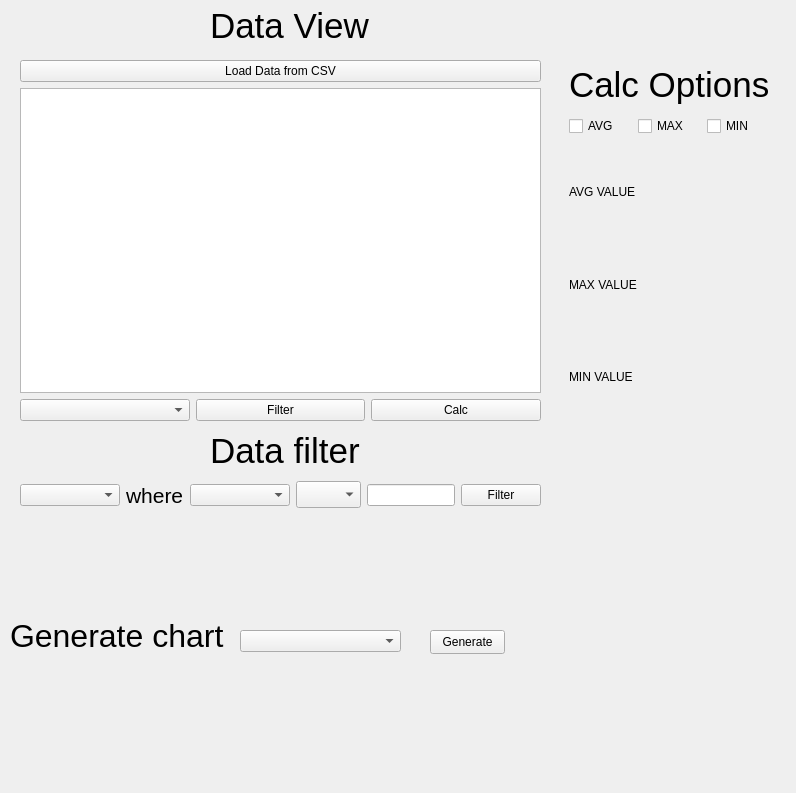
Before: the Qt Designer form Qt_Designer/mainwindow.ui in bb305496/CSV_Weather_Dashboard, drawn with Qt 5.
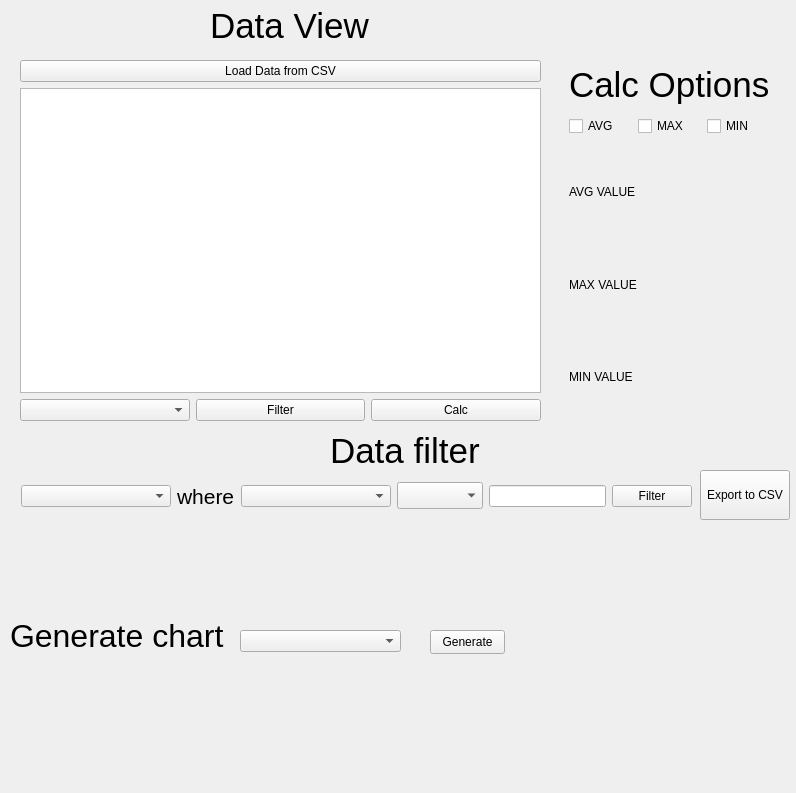
After: the same form once the commit is applied.

Commit message: Saving data to CSV

```diff
--- a/Qt_Designer/mainwindow.ui
+++ b/Qt_Designer/mainwindow.ui
@@ -197,7 +197,7 @@
    <widget class="QLabel" name="label_6">
     <property name="geometry">
      <rect>
-      <x>210</x>
+      <x>330</x>
       <y>430</y>
       <width>161</width>
       <height>41</height>
@@ -230,12 +230,37 @@
      <string>Data View</string>
     </property>
    </widget>
+   <widget class="QPushButton" name="exportCSVButton">
+    <property name="geometry">
+     <rect>
+      <x>700</x>
+      <y>470</y>
+      <width>90</width>
+      <height>50</height>
+     </rect>
+    </property>
+    <property name="minimumSize">
+     <size>
+      <width>75</width>
+      <height>0</height>
+     </size>
+    </property>
+    <property name="font">
+     <font>
+      <pointsize>9</pointsize>
+      <bold>false</bold>
+     </font>
+    </property>
+    <property name="text">
+     <string>Export to CSV</string>
+    </property>
+   </widget>
    <widget class="QWidget" name="">
     <property name="geometry">
      <rect>
-      <x>20</x>
-      <y>480</y>
-      <width>521</width>
+      <x>21</x>
+      <y>481</y>
+      <width>671</width>
       <height>30</height>
      </rect>
     </property>
@@ -244,7 +269,7 @@
       <widget class="QComboBox" name="comboBox_3">
        <property name="minimumSize">
         <size>
-         <width>100</width>
+         <width>150</width>
          <height>0</height>
         </size>
        </property>
@@ -266,7 +291,7 @@
       <widget class="QComboBox" name="comboBox_4">
        <property name="minimumSize">
         <size>
-         <width>100</width>
+         <width>150</width>
          <height>0</height>
         </size>
        </property>
@@ -276,7 +301,7 @@
       <widget class="QComboBox" name="comboBox_5">
        <property name="minimumSize">
         <size>
-         <width>50</width>
+         <width>40</width>
          <height>0</height>
         </size>
        </property>
```
The commit also changes 2 other files.
